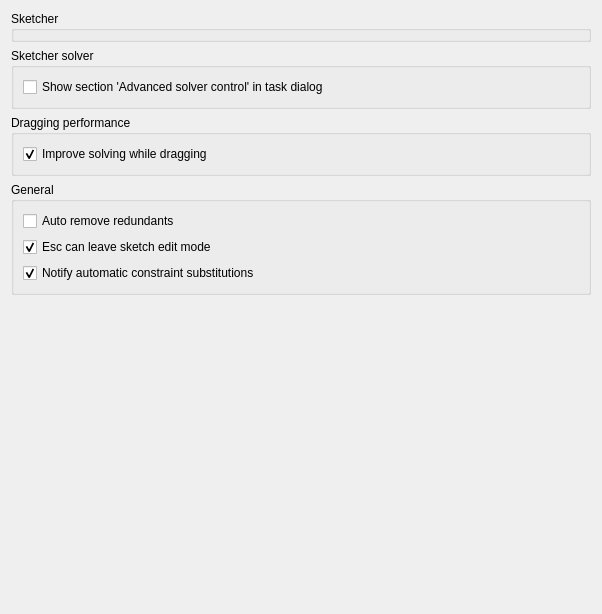
First picture: the form in src/Mod/Sketcher/Gui/SketcherSettings.ui, repository southseact-3d/fcd, before the edit.
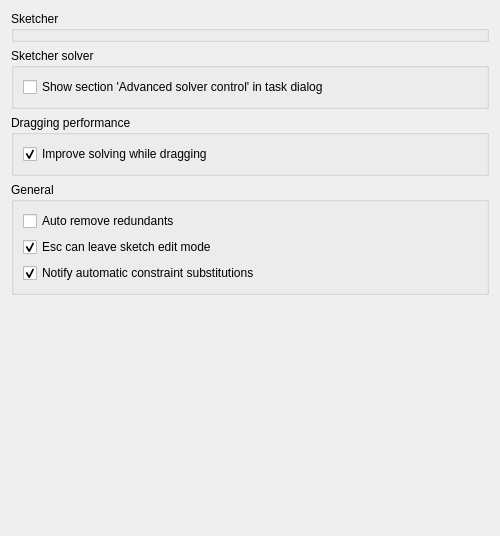
Second picture: the form after the edit. Custom widgets are drawn as their Qt base class.

```diff
--- a/src/Mod/Sketcher/Gui/SketcherSettings.ui
+++ b/src/Mod/Sketcher/Gui/SketcherSettings.ui
@@ -6,8 +6,8 @@
    <rect>
     <x>0</x>
     <y>0</y>
-    <width>602</width>
-    <height>614</height>
+    <width>500</width>
+    <height>536</height>
    </rect>
   </property>
   <property name="windowTitle">
```
Left out of the diff: 4 changed lines with no effect on the pictures.
